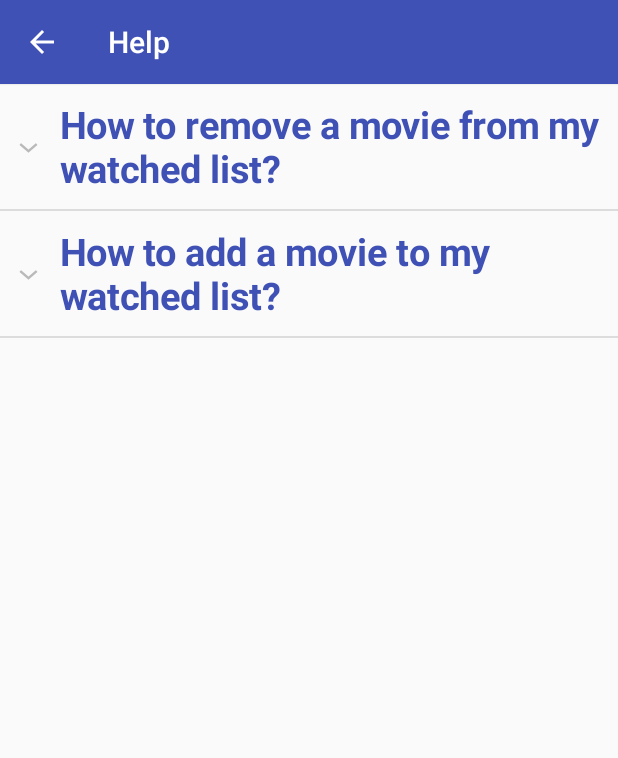
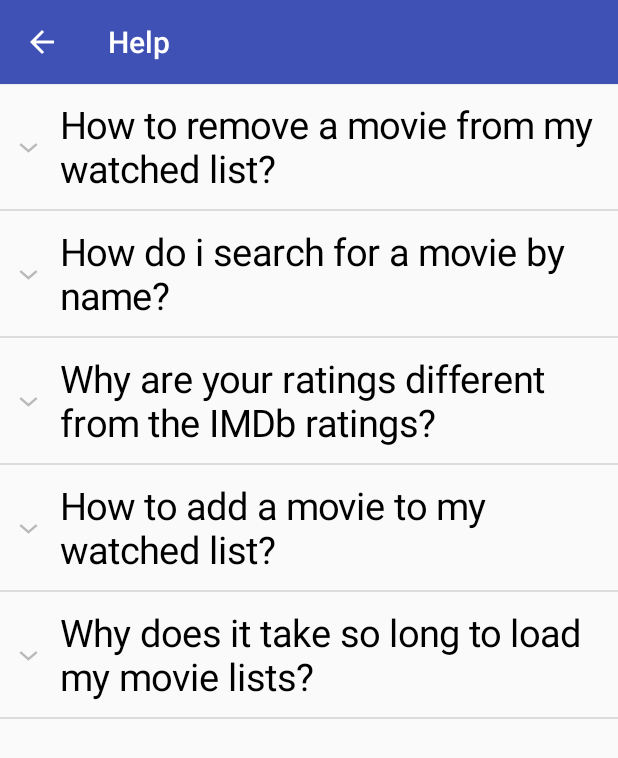
Before and after one commit to DudeStudienarbeitLMAO/TINF15B4-LSMF, an Android app: the HelpActivity screen opened directly, with no data from a screen before it, on a phone screen of 412 x 824 dp. Shown: the top 758 px of the screen. Run offline under Robolectric (Android 15) with nearby library versions, the phone set to English and light mode, and no system bars.

Commit message:
finished help screen

```diff
--- a/app/src/main/java/com/example/fabian/tinf15b4_lsmf/ExpandableListDataDump.java
+++ /dev/null
@@ -1,25 +0,0 @@
-package com.example.fabian.tinf15b4_lsmf;
-
-/**
- * Created by s.gerhardt on 30.05.2017.
- */
-
-import java.util.ArrayList;
-import java.util.HashMap;
-import java.util.List;
-
-public class ExpandableListDataDump {
-    public static HashMap<String, List<String>> getData() {
-        HashMap<String, List<String>> expandableListDetail = new HashMap<String, List<String>>();
-
-        List<String> howAddMovie = new ArrayList<String>();
-        howAddMovie.add("Click on movie and click the greyed out star");
-
-        List<String> howRemoveMovie = new ArrayList<String>();
-        howRemoveMovie.add("Click on movie and click the lightend star");
-
-        expandableListDetail.put("How to add a movie to my watched list?", howAddMovie);
-        expandableListDetail.put("How to remove a movie from my watched list?", howRemoveMovie);
-        return expandableListDetail;
-    }
-}
--- /dev/null
+++ b/app/src/main/java/com/example/fabian/tinf15b4_lsmf/ExpandableListDataPump.java
@@ -0,0 +1,38 @@
+package com.example.fabian.tinf15b4_lsmf;
+
+/**
+ * Created by s.gerhardt on 30.05.2017.
+ */
+
+import java.util.ArrayList;
+import java.util.HashMap;
+import java.util.List;
+
+public class ExpandableListDataPump {
+    public static HashMap<String, List<String>> getData() {
+        HashMap<String, List<String>> expandableListDetail = new HashMap<String, List<String>>();
+
+        List<String> howSearchMovie = new ArrayList<String>();
+        howSearchMovie.add("In the main tab screen click on the movie screen symbol at the right top, fill the opening search bar and press enter");
+
+        List<String> howAddMovie = new ArrayList<String>();
+        howAddMovie.add("Click on a movie and hit the greyed out star");
+
+        List<String> howRemoveMovie = new ArrayList<String>();
+        howRemoveMovie.add("Click on a movie and hit the lightened star");
+
+        List<String> ratingMovies = new ArrayList<String>();
+        ratingMovies.add("We get our data from TMDb, which differs from the IMDb ratings");
+
+        List<String> slowLoading = new ArrayList<String>();
+        slowLoading.add("Try turning off the loading of pictures in the settings to save bandwidth and increase loading speed");
+
+        expandableListDetail.put("How do i search for a movie by name?", howSearchMovie);
+        expandableListDetail.put("How to add a movie to my watched list?", howAddMovie);
+        expandableListDetail.put("How to remove a movie from my watched list?", howRemoveMovie);
+        expandableListDetail.put("Why are your ratings different from the IMDb ratings?", ratingMovies);
+        expandableListDetail.put("Why does it take so long to load my movie lists?", slowLoading);
+
+        return expandableListDetail;
+    }
+}
--- a/app/src/main/java/com/example/fabian/tinf15b4_lsmf/adapters/HelpListAdapter.java
+++ b/app/src/main/java/com/example/fabian/tinf15b4_lsmf/adapters/HelpListAdapter.java
@@ -52,7 +52,7 @@ public class HelpListAdapter extends BaseExpandableListAdapter {
         TextView expandedListTextView = (TextView) convertView
                 .findViewById(R.id.expandedListItem);
         expandedListTextView.setText(expandedListText);
-        expandedListTextView.setTextSize(20.0f);
+        expandedListTextView.setTextSize(15.0f);
         return convertView;
     }
 
@@ -88,7 +88,6 @@ public class HelpListAdapter extends BaseExpandableListAdapter {
         }
         TextView listTitleTextView = (TextView) convertView
                 .findViewById(R.id.listTitle);
-        listTitleTextView.setTypeface(null, Typeface.BOLD);
         listTitleTextView.setText(listTitle);
         listTitleTextView.setTextSize(25.0f);
         return convertView;
--- a/app/src/main/res/layout/help_list_view_group.xml
+++ b/app/src/main/res/layout/help_list_view_group.xml
@@ -8,7 +8,7 @@
         android:layout_width="fill_parent"
         android:layout_height="wrap_content"
         android:paddingLeft="?android:attr/expandableListPreferredItemPaddingLeft"
-        android:textColor="?attr/colorPrimary"
+        android:textColor="#000"
         android:paddingTop="10dp"
         android:paddingBottom="10dp" />
 </LinearLayout>
```
Also changed, not shown: app/src/main/java/com/example/fabian/tinf15b4_lsmf/activities/HelpActivity.java (+5 -17 lines).
